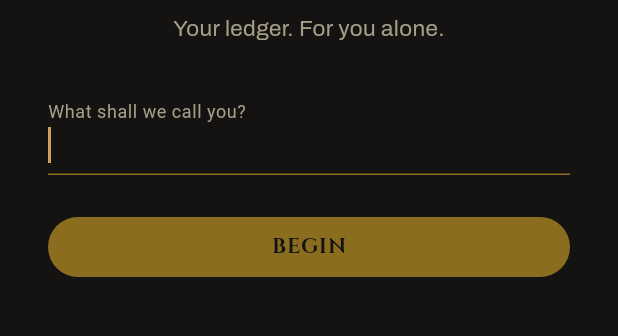
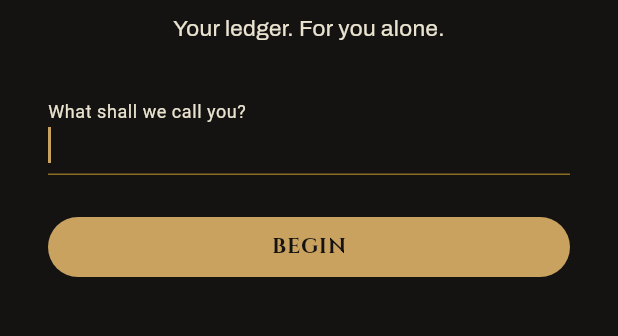
Before and after one commit to AkashPriyadarshii/imperium, a Flutter app: the screen it shows after launch, after a tap on "BEGIN", on a phone screen of 412 x 824 dp, the part 524-860 px from its top. Run offline on Flutter 3.47's test engine with Material 3 defaults, Android fonts, the phone set to English and light mode, and no system bars; our stand-ins replace drift, drift_flutter, file_picker, flutter_local_notifications, local_auth, shared_preferences and 1 more; accounts and stored records are empty; generated files the repository leaves out were written again; project files that could hold a hidden picture were left out.

Commit message:
fix(biometric): use FlutterFragmentActivity and persistAcrossBackgrounding
fix(theme): ValueNotifier live-reload and edge-to-edge colors

```diff
--- a/lib/main.dart
+++ b/lib/main.dart
@@ -40,37 +40,43 @@ Future<void> main() async {
 
   // Ask for notification permission + remember the theme choice up front.
   final prefs = await SharedPreferences.getInstance();
-  final theme = prefs.getString('theme') ?? 'dark';
+  themeNotifier.value = prefs.getString('theme') ?? 'dark';
   try {
     await notif.requestPermission();
   } catch (_) {
     // Best-effort.
   }
 
-  runApp(ImperiumApp(db: db, notif: notif, theme: theme));
+  runApp(ImperiumApp(db: db, notif: notif));
 }
 
+final ValueNotifier<String> themeNotifier = ValueNotifier<String>('dark');
+
 class ImperiumApp extends StatelessWidget {
-  const ImperiumApp({super.key, required this.db, required this.notif, required this.theme});
+  const ImperiumApp({super.key, required this.db, required this.notif});
 
   final AppDb db;
   final NotificationService notif;
-  final String theme;
 
   @override
   Widget build(BuildContext context) {
-    final dark = switch (theme) {
-      'light' => false,
-      'system' => MediaQuery.platformBrightnessOf(context) == Brightness.dark,
-      _ => true,
+    return ValueListenableBuilder<String>(
+      valueListenable: themeNotifier,
+      builder: (context, currentTheme, _) {
+        final mode = switch (currentTheme) {
+          'light' => ThemeMode.light,
+          'system' => ThemeMode.system,
+          _ => ThemeMode.dark,
         };
         return MaterialApp(
           title: 'imperium',
           debugShowCheckedModeBanner: false,
           theme: buildAppTheme(brightness: Brightness.light),
           darkTheme: buildAppTheme(brightness: Brightness.dark),
-      themeMode: dark ? ThemeMode.dark : ThemeMode.light,
+          themeMode: mode,
           home: Gate(db: db, notif: notif),
+        );
+      },
     );
   }
 }
@@ -107,6 +113,9 @@ class _GateState extends State<Gate> {
       _nameSet = hasName;
       _locked = hasName && bioPref && bioAvailable;
     });
+    if (hasName && bioPref && bioAvailable) {
+      _unlock();
+    }
   }
 
   Future<void> _saveName(String name) async {
@@ -144,8 +153,9 @@ class _OnboardingState extends State<_Onboarding> {
   @override
   Widget build(BuildContext context) {
     final style = Theme.of(context).textTheme;
+    final colorScheme = Theme.of(context).colorScheme;
     return Scaffold(
-      backgroundColor: AppColors.bg,
+      backgroundColor: Theme.of(context).scaffoldBackgroundColor,
       body: Center(
         child: Padding(
           padding: const EdgeInsets.symmetric(horizontal: 32),
@@ -157,23 +167,28 @@ class _OnboardingState extends State<_Onboarding> {
                   style: style.displaySmall?.copyWith(color: AppColors.brass, fontFamily: AppType.monument)),
               const SizedBox(height: 8),
               Text('Your ledger. For you alone.', textAlign: TextAlign.center,
-                  style: style.bodyMedium?.copyWith(color: AppColors.muted)),
+                  style: style.bodyMedium?.copyWith(color: colorScheme.onSurfaceVariant)),
               const SizedBox(height: 32),
               TextField(
                 controller: _c,
                 autofocus: true,
-                style: const TextStyle(color: AppColors.ivory, fontFamily: AppType.ledger),
+                style: TextStyle(color: colorScheme.onSurface, fontFamily: AppType.ledger),
                 decoration: InputDecoration(
                   labelText: 'What shall we call you?',
-                  labelStyle: const TextStyle(color: AppColors.muted),
-                  enabledBorder: const UnderlineInputBorder(borderSide: BorderSide(color: AppColors.hairline)),
+                  labelStyle: TextStyle(color: colorScheme.onSurfaceVariant),
+                  enabledBorder: UnderlineInputBorder(borderSide: BorderSide(color: colorScheme.outlineVariant)),
                   focusedBorder: const UnderlineInputBorder(borderSide: BorderSide(color: AppColors.goldDeep)),
+
+
                   border: InputBorder.none,
                 ),
               ),
               const SizedBox(height: 24),
               FilledButton(
-                style: FilledButton.styleFrom(backgroundColor: AppColors.goldDeep),
+                style: FilledButton.styleFrom(
+                  backgroundColor: colorScheme.primary,
+                  foregroundColor: colorScheme.onPrimary,
+                ),
                 onPressed: () {
                   if (_c.text.trim().isNotEmpty) widget.onDone(_c.text);
                 },
@@ -195,8 +210,9 @@ class _BiometricLock extends StatelessWidget {
   @override
   Widget build(BuildContext context) {
     final style = Theme.of(context).textTheme;
+    final colorScheme = Theme.of(context).colorScheme;
     return Scaffold(
-      backgroundColor: AppColors.bg,
+      backgroundColor: Theme.of(context).scaffoldBackgroundColor,
       body: Center(
         child: Padding(
           padding: const EdgeInsets.symmetric(horizontal: 32),
@@ -207,14 +223,17 @@ class _BiometricLock extends StatelessWidget {
                   style: style.displaySmall?.copyWith(color: AppColors.brass, fontFamily: AppType.monument)),
               const SizedBox(height: 16),
               Text('Verify to continue', textAlign: TextAlign.center,
-                  style: style.bodyMedium?.copyWith(color: AppColors.muted)),
+                  style: style.bodyMedium?.copyWith(color: colorScheme.onSurfaceVariant)),
               const SizedBox(height: 24),
               FilledButton(
-                style: FilledButton.styleFrom(backgroundColor: AppColors.goldDeep),
+                style: FilledButton.styleFrom(
+                  backgroundColor: colorScheme.primary,
+                  foregroundColor: colorScheme.onPrimary,
+                ),
                 onPressed: onUnlock,
                 child: const Text('UNLOCK', style: TextStyle(fontFamily: AppType.monument)),
               ),
-              TextButton(onPressed: onSkip, child: const Text('Skip', style: TextStyle(color: AppColors.muted))),
+              TextButton(onPressed: onSkip, child: Text('Skip', style: TextStyle(color: colorScheme.onSurfaceVariant))),
             ],
           ),
         ),
@@ -237,8 +256,9 @@ class _ShellState extends State<Shell> {
 
   @override
   Widget build(BuildContext context) {
+    final colorScheme = Theme.of(context).colorScheme;
     return Scaffold(
-      backgroundColor: AppColors.bg,
+      backgroundColor: Theme.of(context).scaffoldBackgroundColor,
       body: SafeArea(
         top: true,
         bottom: false,
@@ -253,17 +273,18 @@ class _ShellState extends State<Shell> {
         ),
       ),
       floatingActionButton: FloatingActionButton(
-        backgroundColor: AppColors.goldDeep,
-        foregroundColor: AppColors.bg,
+        backgroundColor: colorScheme.primary,
+        foregroundColor: colorScheme.onPrimary,
         onPressed: () => Navigator.of(context).push(
           MaterialPageRoute(builder: (_) => LogScreen(db: widget.db)),
         ),
         child: const Icon(Icons.add),
       ),
       bottomNavigationBar: BottomNavigationBar(
-        backgroundColor: AppColors.surface,
+        backgroundColor: colorScheme.surface,
         selectedItemColor: AppColors.brass,
-        unselectedItemColor: AppColors.muted,
+        unselectedItemColor: colorScheme.onSurfaceVariant,
+        type: BottomNavigationBarType.fixed,
         currentIndex: _tab,
         onTap: (i) => setState(() => _tab = i),
         items: const [
--- a/lib/services/biometric.dart
+++ b/lib/services/biometric.dart
@@ -21,6 +21,7 @@ class BiometricGate {
     try {
       return await _auth.authenticate(
         localizedReason: 'Unlock your ledger',
+        persistAcrossBackgrounding: true,
         biometricOnly: true,
       );
     } catch (_) {
```
Also changed, not shown: lib/screens/settings_screen.dart (+6 -2 lines), 1 other file. Lines whose indentation alone changed are shown as unchanged.
